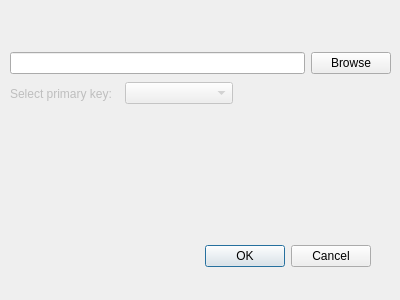
Qt form Commencer/generatedatabase.ui (JonGift/Commencer) before a commit.
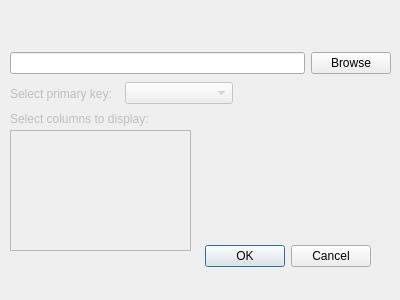
The same form after that commit.

Diff of the .ui file:
```diff
--- a/Commencer/generatedatabase.ui
+++ b/Commencer/generatedatabase.ui
@@ -29,6 +29,35 @@
     <set>QDialogButtonBox::Cancel|QDialogButtonBox::Ok</set>
    </property>
   </widget>
+  <widget class="QListWidget" name="listWidget">
+   <property name="enabled">
+    <bool>false</bool>
+   </property>
+   <property name="geometry">
+    <rect>
+     <x>10</x>
+     <y>130</y>
+     <width>181</width>
+     <height>121</height>
+    </rect>
+   </property>
+  </widget>
+  <widget class="QLabel" name="labelColumns">
+   <property name="enabled">
+    <bool>false</bool>
+   </property>
+   <property name="geometry">
+    <rect>
+     <x>10</x>
+     <y>110</y>
+     <width>181</width>
+     <height>17</height>
+    </rect>
+   </property>
+   <property name="text">
+    <string>Select columns to display:</string>
+   </property>
+  </widget>
   <widget class="QWidget" name="">
    <property name="geometry">
     <rect>
```
